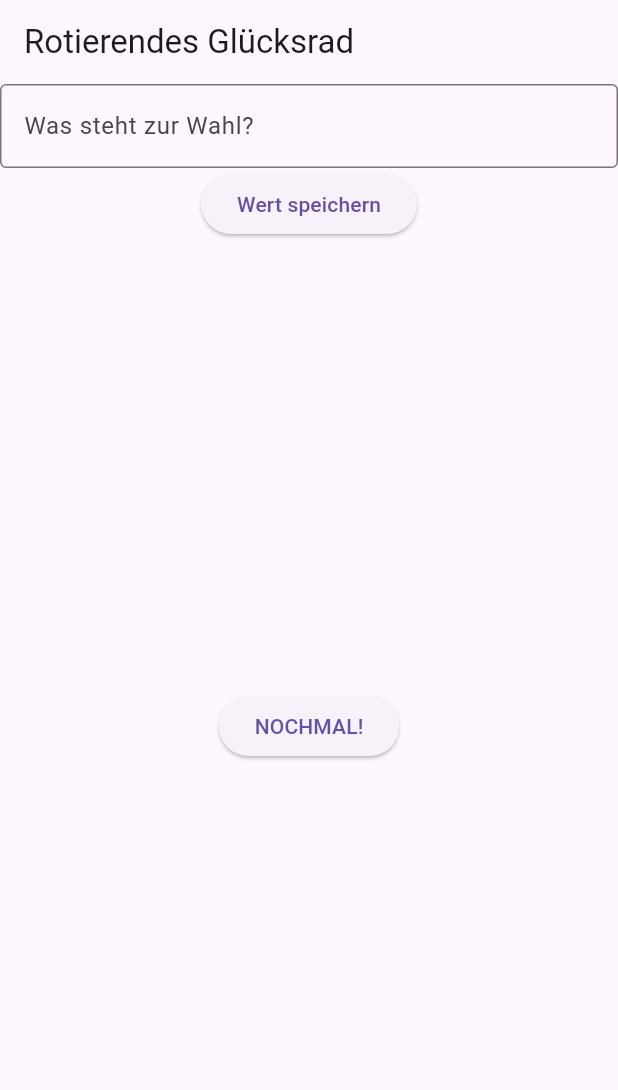
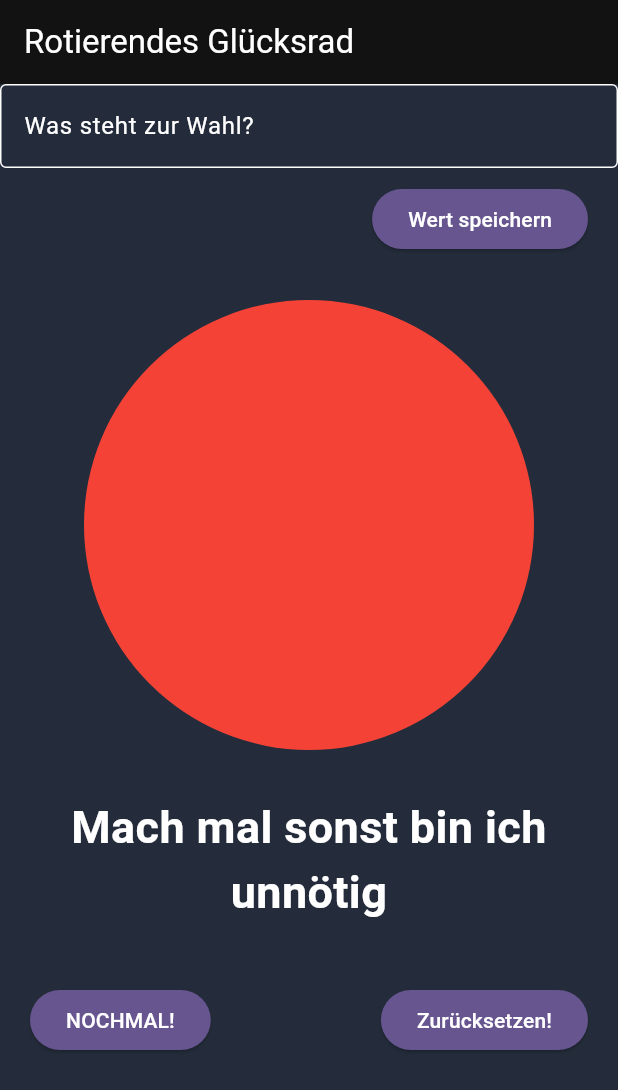
Before and after one commit to Assemie1/mats, a Flutter app: the screen it shows after launch, after a tap on "NOCHMAL!", on a phone screen of 412 x 824 dp. Shown: the top 1090 px of the screen. Run offline on Flutter 3.47's test engine with Material 3 defaults, Android fonts, the phone set to English and light mode, and no system bars; our stand-ins replace google_fonts.

Commit message:
Themed and Wheel functions done

```diff
--- a/lib/main.dart
+++ b/lib/main.dart
@@ -1,210 +1,25 @@
 import 'package:flutter/material.dart';
-import 'dart:math';
-
-import 'package:mats/wheel/wheel_logik.dart';
-
-class RotatingWheel extends StatefulWidget {
-  @override
-  _RotatingWheelState createState() => _RotatingWheelState();
-}
-
-class _RotatingWheelState extends State<RotatingWheel>
-    with SingleTickerProviderStateMixin {
-  late AnimationController _controller;
-  late Animation<double> _animation;
-
-  final wheelLogic = WheelLogic();
-  int numberOfSections = 0;
-  String input = "";
-  final List<Color> colors = [
-    Colors.red,
-    Colors.blue,
-    Colors.green,
-    Colors.orange,
-    Colors.purple,
-    Colors.yellow,
-  ];
-
-  List<String> labels = [];
-  double spin = 0;
-
-  @override
-  void initState() {
-    super.initState();
-    spin = (Random().nextDouble()+1) * 4 * 2 * pi;
-    // AnimationController initialisieren
-    _controller = AnimationController(
-      vsync: this,
-      duration: Duration(seconds: 4), // Dauer der Animation
-    );
-
-    // Tween für die Rotation von 0 bis zur zufälligen Endrotation
-    _animation = Tween<double>(begin: 0, end: spin).animate(
-      CurvedAnimation(parent: _controller, curve: Curves.easeInOut),
-    );
-
-  }
-
-  void spinwheel(){
-    _controller.reset();
-    spin = (Random().nextDouble()+1) * 4 * 2 * pi;
-    _animation = Tween<double>(begin: 0, end: spin).animate(
-      CurvedAnimation(parent: _controller, curve: Curves.easeInOut),
-    );
-  }
-
-  @override
-  void dispose() {
-    _controller.dispose();
-    super.dispose();
-  }
-
-  void _startRotation() {
-    _controller.forward();
-    double sectionAngle = 2 * pi / numberOfSections;  // Winkel pro Segment berechnen
-
-    double winner = (spin/(4)-1);
-    print(winner);
-    for (int k = 0; k < numberOfSections; k++){
-      if(k*(1/numberOfSections) < winner && winner <= (k+1)*(1/numberOfSections)){
-        print(wheelLogic.inputArray[k]);
-      }
-    }
-  }
-
-@override
-Widget build(BuildContext context) {
-  labels = wheelLogic.inputArray;
-  return Scaffold(
-    appBar: AppBar(
-      title: const Text("Rotierendes Glücksrad"),
-    ),
-    body: Center(
-      child: Column(children: [
-        TextFormField(
-          decoration: const InputDecoration(
-            border: OutlineInputBorder(),
-            hintText: 'Was steht zur Wahl?',
-          ),
-          onChanged: (value) => input = value,
-        ),
-        ElevatedButton(
-          onPressed: () {
-            wheelLogic.saveValue(input); // Speichere den Input
-              setState(() {
-                numberOfSections = calculateNewSections();
-              });
-            },
-          child: const Text("Wert speichern"),
-        ),
-        GestureDetector(
-          onTap: _startRotation, // Drehung starten, wenn das Glücksrad getappt wird
-          child: AnimatedBuilder(
-            animation: _animation,
-            builder: (context, child) {
-              return Transform.rotate(
-                angle: _animation.value, // Rotationswinkel basierend auf Animation
-                child: child,
-              );
-            },
-            child: Container(
-              width: 300,
-              height: 300,
-              child: CustomPaint(
-                painter: WheelPainter(
-                  numberOfSections: numberOfSections,
-                  colors: colors,
-                  labels: labels,
-                ),
-              ),
-            ),
-          ),
-        ),
-        ElevatedButton(
-          onPressed: () {
-            spinwheel();
-            },
-          child: const Text("NOCHMAL!"),
-        ),
-      ]),
-    ),
-  );
-}
-
-  int calculateNewSections() {
-    numberOfSections++;
-    return numberOfSections;
-  }
-
-}
-
-class WheelPainter extends CustomPainter {
-  final int numberOfSections;
-  final List<Color> colors;
-  final List<String> labels;
-
-  WheelPainter({required this.numberOfSections, required this.colors, required this.labels});
-
-  @override
-  void paint(Canvas canvas, Size size) {
-    final center = Offset(size.width / 2, size.height / 2);
-    final radius = min(size.width / 2, size.height / 2);
-    final paint = Paint()..style = PaintingStyle.fill;
-    final sectionAngle = 2 * pi / numberOfSections;
-    final textPainter = TextPainter(
-      textAlign: TextAlign.center,
-      textDirection: TextDirection.ltr,
-    );
-
-    for (int i = 0; i < numberOfSections; i++) {
-      paint.color = colors[i % colors.length];
-      final startAngle = i * sectionAngle;
-      final sweepAngle = sectionAngle;
-
-      // Zeichne das Kreissegment
-      canvas.drawArc(
-        Rect.fromCircle(center: center, radius: radius),
-        startAngle,
-        sweepAngle,
-        true,
-        paint,
-      );
-
-      // Berechne die Position für den Text
-      final textAngle = startAngle + sweepAngle / 2;
-      final textX = center.dx + radius / 2 * cos(textAngle);
-      final textY = center.dy + radius / 2 * sin(textAngle);
-
-      // Erstelle den Text
-      final textSpan = TextSpan(
-        text: labels[i],
-        style: TextStyle(color: Colors.white, fontSize: 20),
-      );
-
-      // Richte den Text aus
-      textPainter.text = textSpan;
-      textPainter.layout();
-
-      // Zeichne den Text in der Mitte des Segments
-      canvas.save();
-      canvas.translate(textX, textY);
-      canvas.rotate(textAngle); // Text anpassen, sodass er richtig rotiert ist
-      textPainter.paint(
-        canvas,
-        Offset(-textPainter.width / 2, -textPainter.height / 2),
-      );
-      canvas.restore();
-    }
-  }
-
-  @override
-  bool shouldRepaint(covariant CustomPainter oldDelegate) {
-    return false;
-  }
-}
+import 'package:google_fonts/google_fonts.dart';
+import 'package:mats/screen/wheel.dart';
 
 void main() {
   runApp(MaterialApp(
     home: RotatingWheel(),
+    theme: myTheme,
   ));
 }
+
+var myTheme = ThemeData(
+        useMaterial3: true,
+        colorScheme: ColorScheme.dark(),
+        scaffoldBackgroundColor: Color.fromARGB(255, 36, 44, 59),
+
+        elevatedButtonTheme: ElevatedButtonThemeData(
+          style: ButtonStyle(
+            backgroundColor: MaterialStateProperty.all(Color.fromARGB(255, 102, 85, 143)),
+            foregroundColor: MaterialStateProperty.all(Colors.white),
+          ),
+        ));
+
+
+//Color.fromARGB(255, 102, 85, 143),
--- /dev/null
+++ b/lib/screen/wheel.dart
@@ -0,0 +1,268 @@
+import 'package:flutter/material.dart';
+import 'dart:math';
+
+
+import 'package:mats/wheel/wheel_logik.dart';
+
+class RotatingWheel extends StatefulWidget {
+  @override
+  _RotatingWheelState createState() => _RotatingWheelState();
+}
+
+class _RotatingWheelState extends State<RotatingWheel>
+    with SingleTickerProviderStateMixin {
+  late AnimationController _controller;
+  late Animation<double> _animation;
+
+  final wheelLogic = WheelLogic();
+  double random = 0.0;
+  String winner ="Mach mal sonst bin ich unnötig";
+  int numberOfSections = 0;
+  String input = "";
+  List<Color> appliedColors =[];
+  final List<Color> colors = [
+    Colors.red,
+    Colors.blue,
+    Colors.green,
+    Colors.orange,
+    Colors.purple,
+    Colors.yellow,
+  ];
+
+  final List<Color> colorsAfter = [
+    Color.fromARGB(130, 244, 67, 54),
+    const Color.fromARGB(130, 33, 149, 243),
+    const Color.fromARGB(130, 76, 175, 79),
+    const Color.fromARGB(130, 255, 153, 0),
+    const Color.fromARGB(130, 155, 39, 176),
+    const Color.fromARGB(130, 255, 235, 59),
+  ];
+
+  List<String> labels = [];
+  double spin = 0;
+
+  @override
+  void initState() {
+    appliedColors = colors;
+    super.initState();
+    random = Random().nextDouble();
+    spin = (random+1) * 4 * 2 * pi;
+    // AnimationController initialisieren
+    _controller = AnimationController(
+      vsync: this,
+      duration: Duration(seconds: 4), // Dauer der Animation
+    );
+
+    // Tween für die Rotation von 0 bis zur zufälligen Endrotation
+    _animation = Tween<double>(begin: 0, end: spin).animate(
+      CurvedAnimation(parent: _controller, curve: Curves.easeInOut),
+    );
+
+  }
+
+  void spinwheel(){
+    _controller.reset();
+    setState(() {
+      appliedColors = colors;
+    });
+    random = Random().nextDouble();
+    spin = (random+1) * 4 * 2 * pi;
+    _animation = Tween<double>(begin: 0, end: spin).animate(
+      CurvedAnimation(parent: _controller, curve: Curves.easeInOut),
+    );
+
+  }
+
+  @override
+  void dispose() {
+    _controller.dispose();
+    super.dispose();
+  }
+
+  void _startRotation() {
+    _controller.forward().then((_) {
+      double normalizedSpin = spin % (2 * pi);
+      double adjustedSpin = (normalizedSpin + (pi / 2)) % (2 * pi);
+      double sectionAngle = 2 * pi / numberOfSections;
+      int winnerSegment = ((2 * pi - adjustedSpin) / sectionAngle).floor() % numberOfSections;
+
+      print(wheelLogic.inputArray[winnerSegment]);
+
+      setState(() {
+        appliedColors = colorsAfter;
+        winner = 'Gewonnen hat "${wheelLogic.inputArray[winnerSegment]}"';
+      });
+    });
+  }
+
+
+
+  @override
+  Widget build(BuildContext context) {
+    labels = wheelLogic.inputArray;
+    return Scaffold(
+      resizeToAvoidBottomInset: false,
+      appBar: AppBar(
+        title: const Text("Rotierendes Glücksrad"),
+      ),
+      body: Center(
+        child: Column(children: [
+          TextFormField(
+            decoration: const InputDecoration(
+              border: OutlineInputBorder(),
+              hintText: 'Was steht zur Wahl?',
+            ),
+            onChanged: (value) => input = value,
+          ),
+          Align(
+            alignment: Alignment.centerRight,
+            child: Padding(
+              padding: const EdgeInsets.only(top: 10, right: 20), // Hier das Padding einstellen
+              child: ElevatedButton(
+                onPressed: () {
+                  wheelLogic.saveValue(input); // Speichere den Input
+                  setState(() {
+                    numberOfSections = calculateNewSections();
+                  });
+                },
+                child: const Text("Wert speichern"),
+              ),
+            ),
+          ),
+          Padding(padding: const EdgeInsets.only(top: 30, bottom: 30),
+            child:
+            GestureDetector(
+              onTap: _startRotation, // Drehung starten, wenn das Glücksrad getappt wird
+              child: AnimatedBuilder(
+                animation: _animation,
+                builder: (context, child) {
+                  return Transform.rotate(
+                    angle: _animation.value, // Rotationswinkel basierend auf Animation
+                    child: child,
+                  );
+                },
+                child: Container(
+                  width: 300,
+                  height: 300,
+                  child: CustomPaint(
+                    painter: WheelPainter(
+                      numberOfSections: numberOfSections,
+                      colors: appliedColors,
+                      labels: labels,
+                    ),
+                  ),
+                ),
+              ),
+            ),
+          ),
+          Padding(padding: const EdgeInsets.only(bottom: 30),
+            child:
+            Text(
+              winner,
+              style: const TextStyle(fontWeight: FontWeight.bold, fontSize: 30),
+              textAlign: TextAlign.center,
+            ),
+          ),
+          Padding(
+            padding: const EdgeInsets.only(top: 10, right: 20, left: 20),
+            child:
+          Row(
+            children: [
+            ElevatedButton(
+              onPressed: () {
+                spinwheel();
+                },
+              child: const Text("NOCHMAL!"),
+            ),
+            Spacer(),
+            ElevatedButton(
+              onPressed: () {
+                spinwheel();
+                wheelLogic.reset();
+                numberOfSections = 0;
+                },
+              child: const Text("Zurücksetzen!"),
+            ),
+          ]))
+        ]),
+      ),
+    );
+  }
+
+  int calculateNewSections() {
+    numberOfSections++;
+    return numberOfSections;
+  }
+
+}
+
+
+class WheelPainter extends CustomPainter {
+  final int numberOfSections;
+  final List<Color> colors;
+  final List<String> labels;
+
+  WheelPainter({required this.numberOfSections, required this.colors, required this.labels});
+
+  @override
+  void paint(Canvas canvas, Size size) {
+    final center = Offset(size.width / 2, size.height / 2);
+    final radius = min(size.width / 2, size.height / 2);
+    final paint = Paint()..style = PaintingStyle.fill;
+    final sectionAngle = 2 * pi / numberOfSections;
+    final textPainter = TextPainter(
+      textAlign: TextAlign.center,
+      textDirection: TextDirection.ltr,
+    );
+
+    if(numberOfSections == 0){
+      paint.color = colors[0];
+      canvas.drawCircle(center, radius, paint);
+    }else{
+    for (int i = 0; i < numberOfSections; i++) {
+      paint.color = colors[i % colors.length];
+      final startAngle = i * sectionAngle;
+      final sweepAngle = sectionAngle;
+
+      // Zeichne das Kreissegment
+      canvas.drawArc(
+        Rect.fromCircle(center: center, radius: radius),
+        startAngle,
+        sweepAngle,
+        true,
+        paint,
+      );
+
+      // Berechne die Position für den Text
+      final textAngle = startAngle + sweepAngle / 2;
+      final textX = center.dx + radius / 2 * cos(textAngle);
+      final textY = center.dy + radius / 2 * sin(textAngle);
+
+      // Erstelle den Text
+      final textSpan = TextSpan(
+        text: labels[i],
+        style: TextStyle(color: Colors.white, fontSize: 20),
+      );
+
+      // Richte den Text aus
+      textPainter.text = textSpan;
+      textPainter.layout();
+
+      // Zeichne den Text in der Mitte des Segments
+      canvas.save();
+      canvas.translate(textX, textY);
+      canvas.rotate(textAngle); // Text anpassen, sodass er richtig rotiert ist
+      textPainter.paint(
+        canvas,
+        Offset(-textPainter.width / 2, -textPainter.height / 2),
+      );
+      canvas.restore();
+    }
+  }
+  }
+
+  @override
+  bool shouldRepaint(covariant CustomPainter oldDelegate) {
+    return false;
+  }
+}
--- a/lib/wheel/wheel_logik.dart
+++ b/lib/wheel/wheel_logik.dart
@@ -4,4 +4,9 @@ class WheelLogic {
     inputArray.add(input);
     print(inputArray);
   }
+
+   void reset(){
+    inputArray = [];
+  }
+
 }
--- a/pubspec.yaml
+++ b/pubspec.yaml
@@ -9,6 +9,7 @@ environment:
 dependencies:
   flutter:
     sdk: flutter
+  google_fonts: ^6.2.1
 
 dev_dependencies:
   flutter_test:
```
Also changed, not shown: pubspec.lock, 1 other file.
